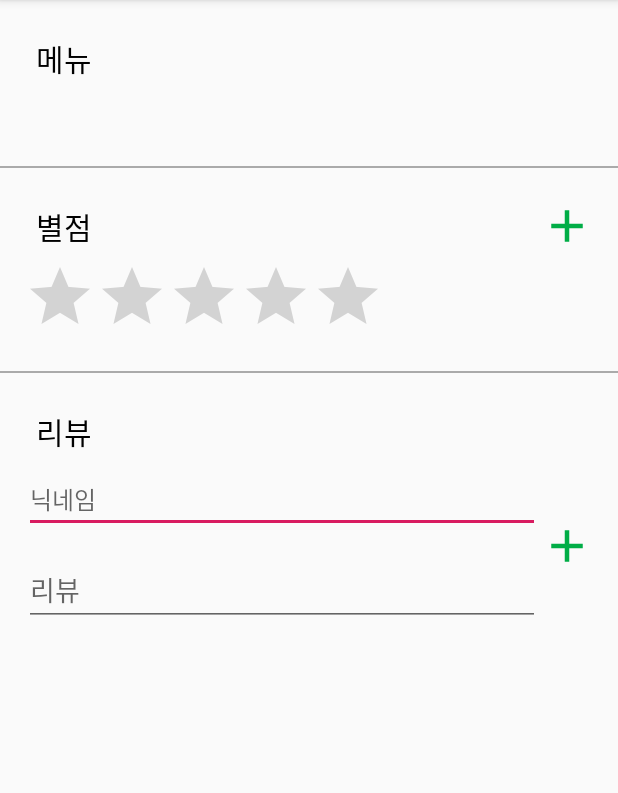
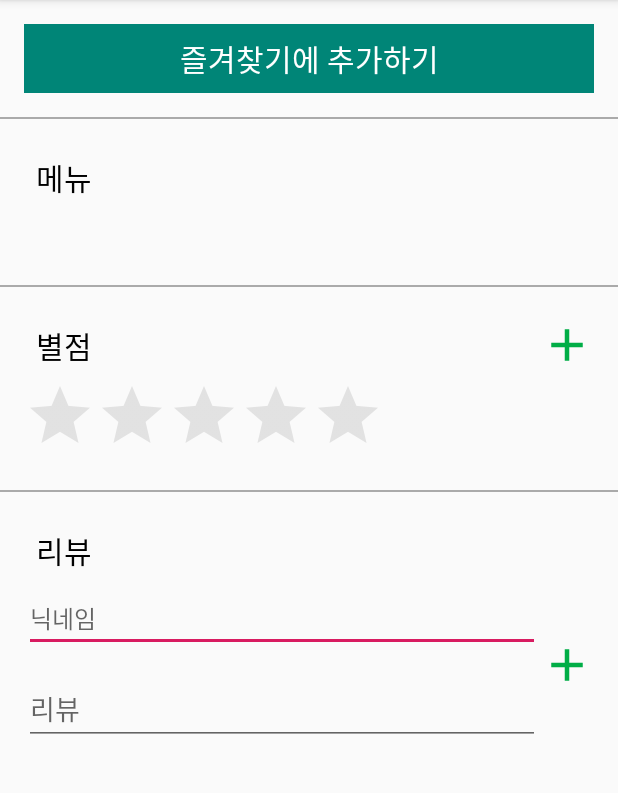
Before and after one commit to pnu-005-team1/projectTeam1, an Android app: the DetailActivity screen opened directly, with no data from a screen before it, on a phone screen of 412 x 824 dp, the part 84-877 px from its top. Run offline under Robolectric (Android 15) with nearby library versions, the phone set to English and light mode, and no system bars; 3 statements that could not run were skipped.

Commit message:
즐겨찾기 CRUD

```diff
--- a/android/app/src/main/AndroidManifest.xml
+++ b/android/app/src/main/AndroidManifest.xml
@@ -18,7 +18,7 @@
         android:roundIcon="@mipmap/ic_launcher_round"
         android:supportsRtl="true"
         android:theme="@style/AppTheme">
-        <activity android:name=".ConfigActivity"></activity>
+        <activity android:name=".ConfigActivity" />
         <activity android:name=".DetailActivity" />
         <activity
             android:name=".MainActivity"
--- a/android/app/src/main/java/kr/ac/pnu/cse/menumapproject/DetailActivity.java
+++ b/android/app/src/main/java/kr/ac/pnu/cse/menumapproject/DetailActivity.java
@@ -17,6 +17,7 @@ import java.util.ArrayList;
 import java.util.List;
 import java.util.StringTokenizer;
 
+import kr.ac.pnu.cse.menumapproject.db.DbHelper;
 import kr.ac.pnu.cse.menumapproject.model.Review;
 import kr.ac.pnu.cse.menumapproject.model.Star;
 import kr.ac.pnu.cse.menumapproject.util.RetrofitUtil;
@@ -28,27 +29,69 @@ public class DetailActivity extends AppCompatActivity {
 
     public static String REST_NAME_KEY = "REST_NAME_KEY";
     public static String MENU_KEY = "MENU_KEY";
+    public static String LAT_KEY = "LAT_KEY";
+    public static String LNG_KEY = "LNG_KEY";
+    public static String IS_FAVORITE_KEY = "FAVORITE_KEY";
 
     private String restname;
     private String menus;
+    private float lat;
+    private float lng;
+    private boolean isFavorite;
 
     RatingBar ratingBar;
     ImageView addRatingImageView;
     RecyclerView reviewRecyclerView;
     ReviewRecyclerAdapter reviewRecyclerAdapter;
     ImageView addReviewImageView;
+    View addFavorite;
+    View removeFavorite;
 
     EditText reviewIdEditText;
     EditText reviewValueEditText;
     TextView menuTextView;
+
+    DbHelper dbHelper;
 
     @Override
     protected void onCreate(Bundle savedInstanceState) {
         super.onCreate(savedInstanceState);
         setContentView(R.layout.activity_detail);
 
+        dbHelper = new DbHelper(this, "MENU_DB", null, 1);
+
+        addFavorite = findViewById(R.id.detail_add_favorite);
+        addFavorite.setOnClickListener(new View.OnClickListener() {
+            @Override
+            public void onClick(View v) {
+                dbHelper.addMenu(restname, lat, lng);
+                Snackbar.make(findViewById(android.R.id.content), "즐겨찾기에 등록되었습니다.", Snackbar.LENGTH_LONG).show();
+            }
+        });
+
+        removeFavorite = findViewById(R.id.detail_remove_favorite);
+        removeFavorite.setOnClickListener(new View.OnClickListener() {
+            @Override
+            public void onClick(View v) {
+                dbHelper.removeMenu(restname);
+                finish();
+            }
+        });
+
         restname = getIntent().getStringExtra(REST_NAME_KEY);
         menus = getIntent().getStringExtra(MENU_KEY);
+        lat = getIntent().getFloatExtra(LAT_KEY, 0f);
+        lng = getIntent().getFloatExtra(LNG_KEY, 0f);
+        isFavorite = getIntent().getBooleanExtra(IS_FAVORITE_KEY, false);
+
+        if(isFavorite){
+            removeFavorite.setVisibility(View.VISIBLE);
+            addFavorite.setVisibility(View.GONE);
+        } else {
+            removeFavorite.setVisibility(View.GONE);
+            addFavorite.setVisibility(View.VISIBLE);
+        }
+
         Log.d("LOG_TAG", "menus : " + menus);
         Log.d("LOG_TAG", "rest name : " + restname);
 
@@ -87,6 +130,7 @@ public class DetailActivity extends AppCompatActivity {
         String prettyMenu = menuPretty(menus);
         Log.d("LOG_TAG", "prettyMenu" + prettyMenu);
         menuTextView.setText(prettyMenu);
+
 
         getStar();
         getReview();
--- a/android/app/src/main/res/layout/activity_detail.xml
+++ b/android/app/src/main/res/layout/activity_detail.xml
@@ -11,6 +11,53 @@
         android:layout_width="match_parent"
         android:layout_height="match_parent"
         android:orientation="vertical">
+
+        <LinearLayout
+            android:id="@+id/detail_add_favorite"
+            android:layout_width="match_parent"
+            android:layout_height="wrap_content"
+            android:layout_margin="16dp"
+            android:background="@color/colorPrimary"
+            android:orientation="horizontal"
+            android:visibility="gone">
+
+            <TextView
+                android:layout_width="wrap_content"
+                android:layout_height="wrap_content"
+                android:layout_gravity="start"
+                android:layout_weight="1"
+                android:gravity="center"
+                android:padding="8dp"
+                android:text="즐겨찾기에 추가하기"
+                android:textColor="@android:color/white"
+                android:textSize="20sp" />
+        </LinearLayout>
+
+        <LinearLayout
+            android:id="@+id/detail_remove_favorite"
+            android:layout_width="match_parent"
+            android:layout_height="wrap_content"
+            android:layout_margin="16dp"
+            android:background="@color/colorPrimary"
+            android:orientation="horizontal"
+            android:visibility="gone">
+
+            <TextView
+                android:layout_width="wrap_content"
+                android:layout_height="wrap_content"
+                android:layout_gravity="start"
+                android:layout_weight="1"
+                android:gravity="center"
+                android:padding="8dp"
+                android:text="즐겨찾기에서 삭제하기"
+                android:textColor="@android:color/white"
+                android:textSize="20sp" />
+        </LinearLayout>
+
+        <View
+            android:layout_width="match_parent"
+            android:layout_height="1dp"
+            android:background="@android:color/darker_gray" />
 
         <LinearLayout
             android:layout_width="match_parent"
@@ -38,7 +85,6 @@
         </LinearLayout>
 
         <View
-            android:id="@+id/view"
             android:layout_width="match_parent"
             android:layout_height="1dp"
             android:background="@android:color/darker_gray" />
@@ -76,7 +122,8 @@
                 android:layout_width="wrap_content"
                 android:layout_height="wrap_content"
                 android:max="5"
-                android:numStars="5" />
+                android:numStars="5"
+                android:theme="@style/RatingBar" />
 
         </LinearLayout>
 
@@ -147,5 +194,6 @@
                 android:layout_weight="1"
                 android:clipToPadding="false" />
         </LinearLayout>
+
     </LinearLayout>
 </ScrollView>
--- a/android/app/src/main/res/menu/activity_main_drawer.xml
+++ b/android/app/src/main/res/menu/activity_main_drawer.xml
@@ -31,6 +31,9 @@
         <item
             android:id="@+id/nav_category_do"
             android:title="도시락" />
+        <item
+            android:id="@+id/nav_category_favorite"
+            android:title="즐겨찾기" />
     </group>
 
 
--- a/android/app/src/main/res/values/styles.xml
+++ b/android/app/src/main/res/values/styles.xml
@@ -17,4 +17,9 @@
 
     <style name="AppTheme.PopupOverlay" parent="ThemeOverlay.AppCompat.Light" />
 
+    <style name="RatingBar" parent="Theme.AppCompat">
+        <item name="colorControlNormal">@android:color/darker_gray</item>
+        <item name="colorControlActivated">@color/colorPrimary</item>
+    </style>
+
 </resources>
```
Also changed, not shown: android/app/src/main/java/kr/ac/pnu/cse/menumapproject/MainActivity.java (+40 -6 lines), android/app/src/main/java/kr/ac/pnu/cse/menumapproject/db/DbHelper.java (+23 -48 lines).
